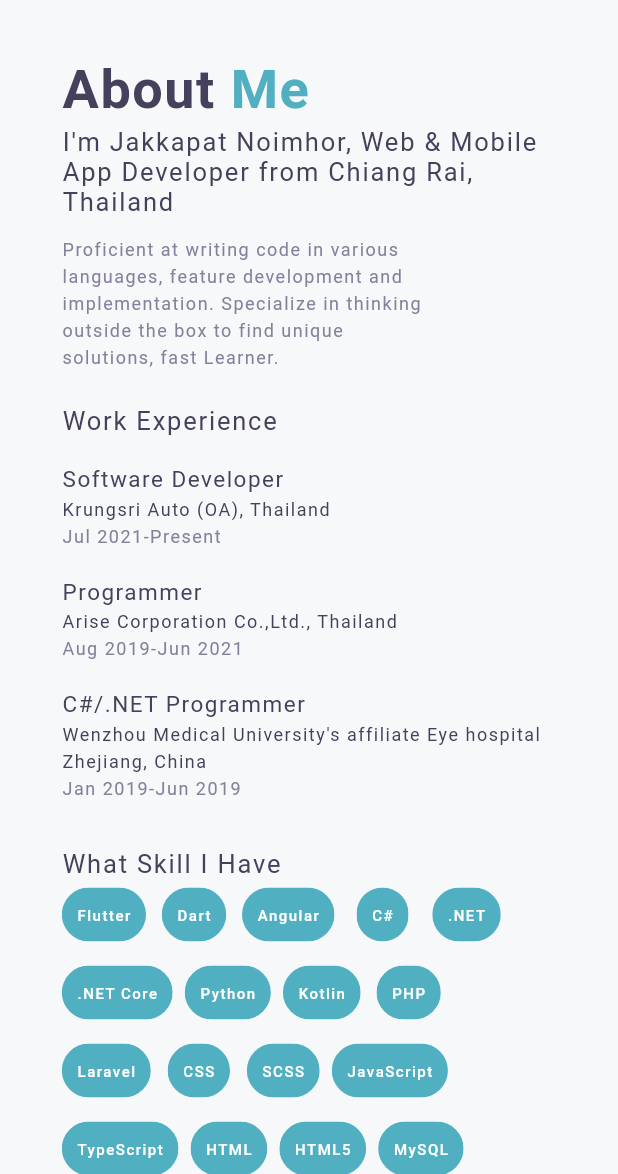
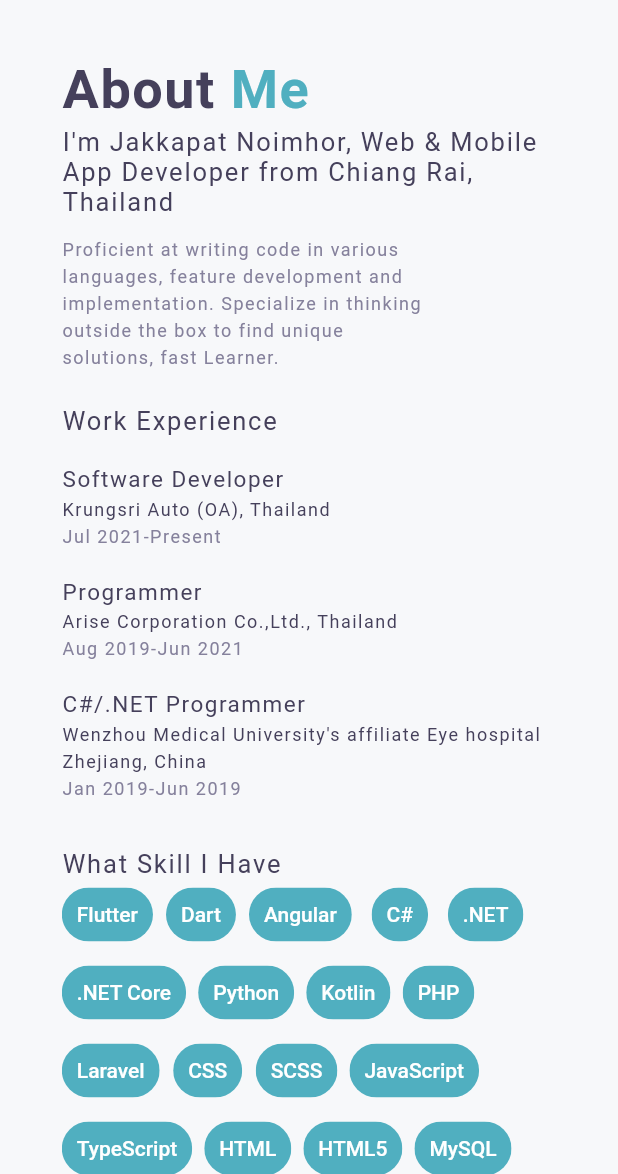
Before and after one commit to MangoStick/portfolio, a Flutter app: the screen it shows after launch, on a phone screen of 412 x 824 dp, the part 62-1236 px from its top. Run offline on Flutter 3.47's test engine with Material 2 defaults, Android fonts, the phone set to English and light mode, and no system bars; our stand-ins replace font_awesome_flutter; missing offline and left inert: dart:html; Roboto replaces fonts that are missing (NexaBold, NexaLight, ProductSans).

Commit message:
Update home.dart

```diff
--- a/lib/ui/home.dart
+++ b/lib/ui/home.dart
@@ -349,8 +349,8 @@ class HomePage extends StatelessWidget {
 //       ),
       label: Text(
         label,
-        style: TextStyles.chip.copyWith(
-          fontSize: ResponsiveWidget.isSmallScreen(context) ? 10.0 : 11.0,
+        style: TextStyle(
+          color: Colors.white,
         ),
       ),
       backgroundColor: Color(0xFF50AFC0),
```
